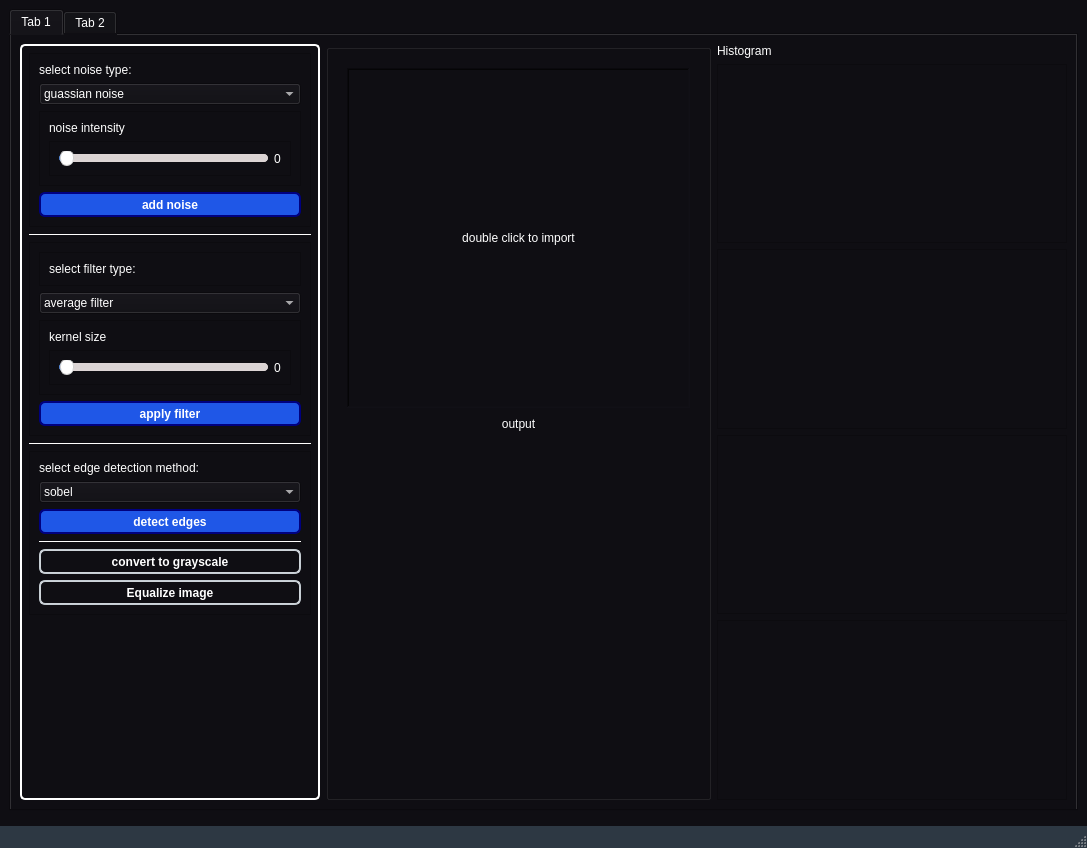
Eagle-E-Y-E/Cleanser, file ui_2.ui: the form before one commit.
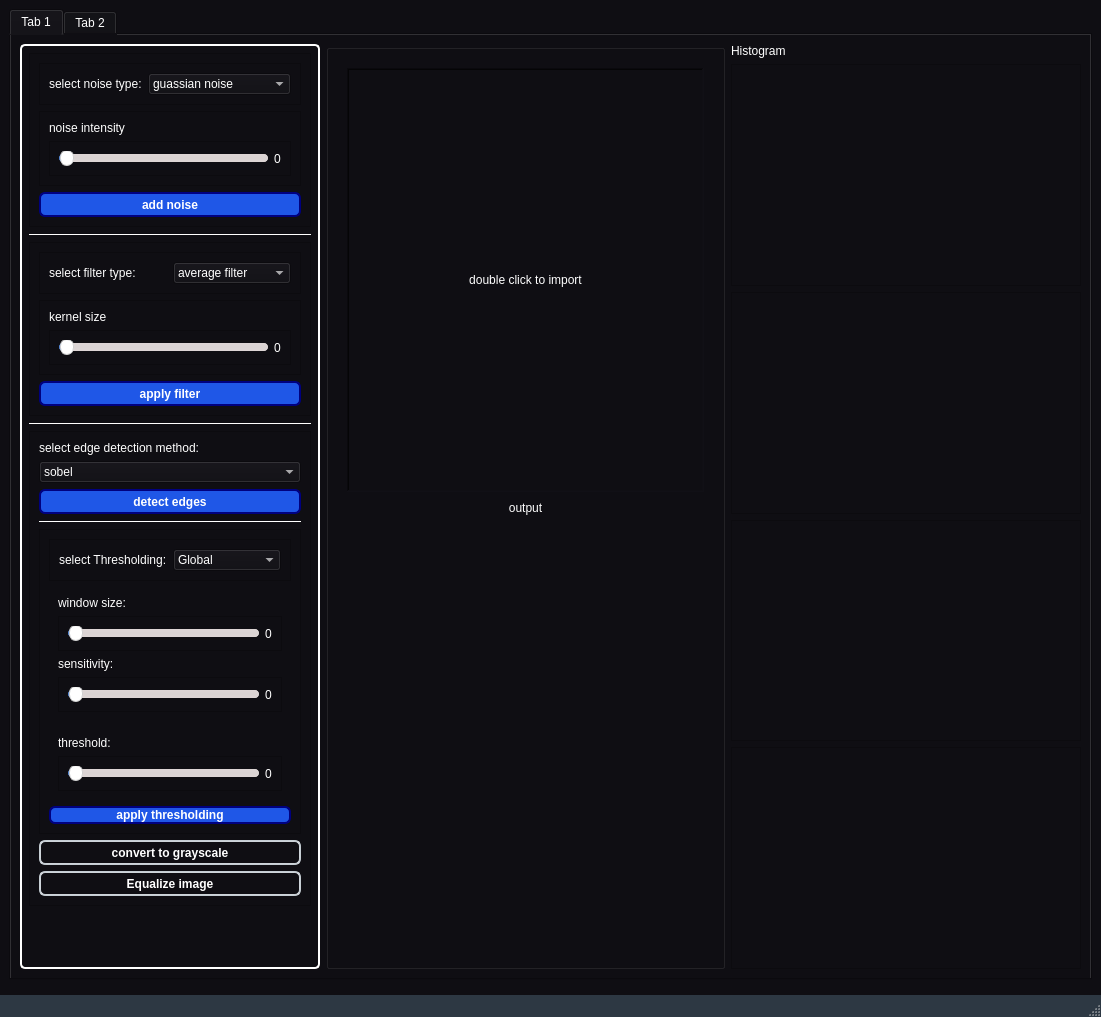
The form after the commit. Icons and pictures are not drawn.

Commit message: added thresholding UI, grayscale

Patch:
```diff
--- a/ui_2.ui
+++ b/ui_2.ui
@@ -6,8 +6,8 @@
    <rect>
     <x>0</x>
     <y>0</y>
-    <width>1087</width>
-    <height>848</height>
+    <width>1101</width>
+    <height>1017</height>
    </rect>
   </property>
   <property name="windowTitle">
@@ -409,6 +409,15 @@
              </property>
              <layout class="QVBoxLayout" name="verticalLayout_4">
               <item>
+               <widget class="QFrame" name="frame_14">
+                <property name="frameShape">
+                 <enum>QFrame::StyledPanel</enum>
+                </property>
+                <property name="frameShadow">
+                 <enum>QFrame::Raised</enum>
+                </property>
+                <layout class="QHBoxLayout" name="horizontalLayout_3">
+                 <item>
                <widget class="QLabel" name="label_2">
                 <property name="maximumSize">
                  <size>
@@ -443,6 +452,9 @@
                 </item>
                </widget>
               </item>
+                </layout>
+               </widget>
+              </item>
               <item>
                <widget class="QFrame" name="frame_11">
                 <property name="frameShape">
@@ -976,13 +988,7 @@
              </property>
              <layout class="QVBoxLayout" name="verticalLayout_6">
               <item>
-               <widget class="QFrame" name="frame">
-                <property name="maximumSize">
-                 <size>
-                  <width>16777215</width>
-                  <height>35</height>
-                 </size>
-                </property>
+               <widget class="QFrame" name="frame_15">
                 <property name="frameShape">
                  <enum>QFrame::StyledPanel</enum>
                 </property>
@@ -1003,9 +1009,6 @@
                    </property>
                   </widget>
                  </item>
-                </layout>
-               </widget>
-              </item>
               <item>
                <widget class="QComboBox" name="filter_combo">
                 <item>
@@ -1025,6 +1028,9 @@
                 </item>
                </widget>
               </item>
+                </layout>
+               </widget>
+              </item>
               <item>
                <widget class="QFrame" name="frame_4">
                 <property name="frameShape">
@@ -1173,6 +1179,173 @@
                 </property>
                </widget>
               </item>
+              <item>
+               <widget class="QFrame" name="frame_13">
+                <property name="frameShape">
+                 <enum>QFrame::StyledPanel</enum>
+                </property>
+                <property name="frameShadow">
+                 <enum>QFrame::Raised</enum>
+                </property>
+                <layout class="QVBoxLayout" name="verticalLayout_12">
+                 <item>
+                  <widget class="QFrame" name="frame">
+                   <property name="frameShape">
+                    <enum>QFrame::StyledPanel</enum>
+                   </property>
+                   <property name="frameShadow">
+                    <enum>QFrame::Raised</enum>
+                   </property>
+                   <layout class="QHBoxLayout" name="horizontalLayout_11">
+                    <item>
+                     <widget class="QLabel" name="label_8">
+                      <property name="text">
+                       <string>select Thresholding:</string>
+                      </property>
+                     </widget>
+                    </item>
+                    <item>
+                     <widget class="QComboBox" name="thresholding_combo">
+                      <item>
+                       <property name="text">
+                        <string>Global</string>
+                       </property>
+                      </item>
+                      <item>
+                       <property name="text">
+                        <string>Local</string>
+                       </property>
+                      </item>
+                     </widget>
+                    </item>
+                   </layout>
+                  </widget>
+                 </item>
+                 <item>
+                  <widget class="QWidget" name="Local_widget" native="true">
+                   <layout class="QVBoxLayout" name="verticalLayout_14">
+                    <item>
+                     <widget class="QLabel" name="label_11">
+                      <property name="text">
+                       <string>window size:</string>
+                      </property>
+                     </widget>
+                    </item>
+                    <item>
+                     <widget class="QFrame" name="frame_17">
+                      <property name="frameShape">
+                       <enum>QFrame::StyledPanel</enum>
+                      </property>
+                      <property name="frameShadow">
+                       <enum>QFrame::Raised</enum>
+                      </property>
+                      <layout class="QHBoxLayout" name="horizontalLayout_13">
+                       <item>
+                        <widget class="QSlider" name="window_size_slider">
+                         <property name="orientation">
+                          <enum>Qt::Horizontal</enum>
+                         </property>
+                        </widget>
+                       </item>
+                       <item>
+                        <widget class="QLabel" name="window_size_label">
+                         <property name="text">
+                          <string>0</string>
+                         </property>
+                        </widget>
+                       </item>
+                      </layout>
+                     </widget>
+                    </item>
+                    <item>
+                     <widget class="QLabel" name="label_13">
+                      <property name="text">
+                       <string>sensitivity:</string>
+                      </property>
+                     </widget>
+                    </item>
+                    <item>
+                     <widget class="QFrame" name="frame_18">
+                      <property name="frameShape">
+                       <enum>QFrame::StyledPanel</enum>
+                      </property>
+                      <property name="frameShadow">
+                       <enum>QFrame::Raised</enum>
+                      </property>
+                      <layout class="QHBoxLayout" name="horizontalLayout_14">
+                       <item>
+                        <widget class="QSlider" name="sensitivity_slider">
+                         <property name="orientation">
+                          <enum>Qt::Horizontal</enum>
+                         </property>
+                        </widget>
+                       </item>
+                       <item>
+                        <widget class="QLabel" name="sensitivity_label">
+                         <property name="text">
+                          <string>0</string>
+                         </property>
+                        </widget>
+                       </item>
+                      </layout>
+                     </widget>
+                    </item>
+                   </layout>
+                  </widget>
+                 </item>
+                 <item>
+                  <widget class="QWidget" name="Global_widget" native="true">
+                   <layout class="QVBoxLayout" name="verticalLayout_13">
+                    <item>
+                     <widget class="QLabel" name="label_9">
+                      <property name="text">
+                       <string>threshold:</string>
+                      </property>
+                     </widget>
+                    </item>
+                    <item>
+                     <widget class="QFrame" name="frame_16">
+                      <property name="frameShape">
+                       <enum>QFrame::StyledPanel</enum>
+                      </property>
+                      <property name="frameShadow">
+                       <enum>QFrame::Raised</enum>
+                      </property>
+                      <layout class="QHBoxLayout" name="horizontalLayout_12">
+                       <item>
+                        <widget class="QSlider" name="threshold_slider">
+                         <property name="orientation">
+                          <enum>Qt::Horizontal</enum>
+                         </property>
+                        </widget>
+                       </item>
+                       <item>
+                        <widget class="QLabel" name="threshold_label">
+                         <property name="text">
+                          <string>0</string>
+                         </property>
+                        </widget>
+                       </item>
+                      </layout>
+                     </widget>
+                    </item>
+                   </layout>
+                  </widget>
+                 </item>
+                 <item>
+                  <widget class="QPushButton" name="apply_thresholding_btn">
+                   <property name="styleSheet">
+                    <string notr="true">background-color: rgb(31, 87, 231);
+border-color: rgb(0, 0, 127);</string>
+                   </property>
+                   <property name="text">
+                    <string>apply thresholding</string>
+                   </property>
+                  </widget>
+                 </item>
+                </layout>
+               </widget>
+              </item>
               <item>
                <widget class="QPushButton" name="convert_to_grayscale_btn">
                 <property name="minimumSize">
```
Left out of the diff: 2 changed lines with no effect on the pictures. Lines whose indentation alone changed are shown as unchanged. The commit also changes 10 other files.
